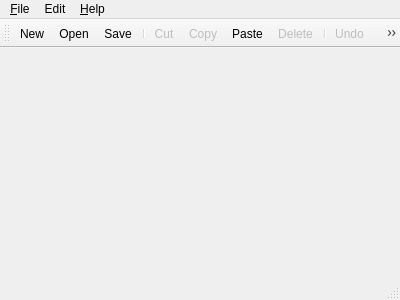
The window that mainwindow.ui (thunder422/ibcp) describes before a commit, drawn with Qt 5.
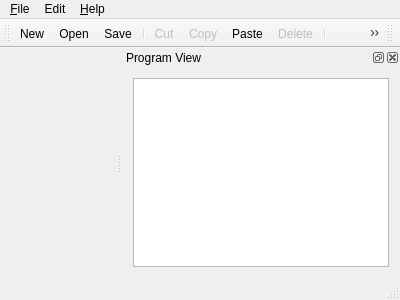
The same window after the commit. Icons and pictures are not drawn.

Commit message:
first crude attempt for monitoring program changes
added a dock widget with a list view
added a string list model to the list view
program changes update the string list model

Patch:
```diff
--- a/mainwindow.ui
+++ b/mainwindow.ui
@@ -100,6 +100,48 @@
    <addaction name="actionRedo"/>
   </widget>
   <widget class="QStatusBar" name="statusBar"/>
+  <widget class="QDockWidget" name="programViewDockWidget">
+   <property name="enabled">
+    <bool>true</bool>
+   </property>
+   <property name="floating">
+    <bool>false</bool>
+   </property>
+   <property name="allowedAreas">
+    <set>Qt::LeftDockWidgetArea|Qt::RightDockWidgetArea</set>
+   </property>
+   <property name="windowTitle">
+    <string>Program View</string>
+   </property>
+   <attribute name="dockWidgetArea">
+    <number>2</number>
+   </attribute>
+   <widget class="QWidget" name="dockWidgetContents">
+    <layout class="QVBoxLayout" name="verticalLayout">
+     <item>
+      <widget class="QListView" name="programView">
+       <property name="editTriggers">
+        <set>QAbstractItemView::NoEditTriggers</set>
+       </property>
+       <property name="selectionMode">
+        <enum>QAbstractItemView::NoSelection</enum>
+       </property>
+      </widget>
+     </item>
+    </layout>
+   </widget>
+  </widget>
+  <widget class="QToolBar" name="toolBar">
+   <property name="windowTitle">
+    <string>toolBar</string>
+   </property>
+   <attribute name="toolBarArea">
+    <enum>TopToolBarArea</enum>
+   </attribute>
+   <attribute name="toolBarBreak">
+    <bool>false</bool>
+   </attribute>
+  </widget>
   <action name="actionNew">
    <property name="icon">
     <iconset resource="ibcp.qrc">
```
The commit also changes 2 other files.
